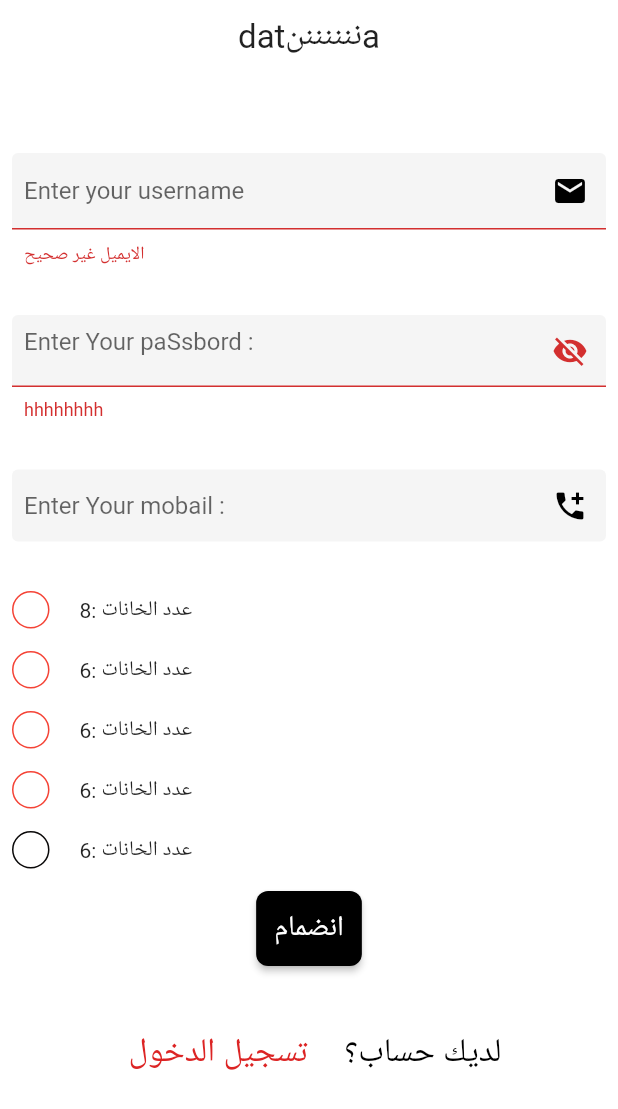
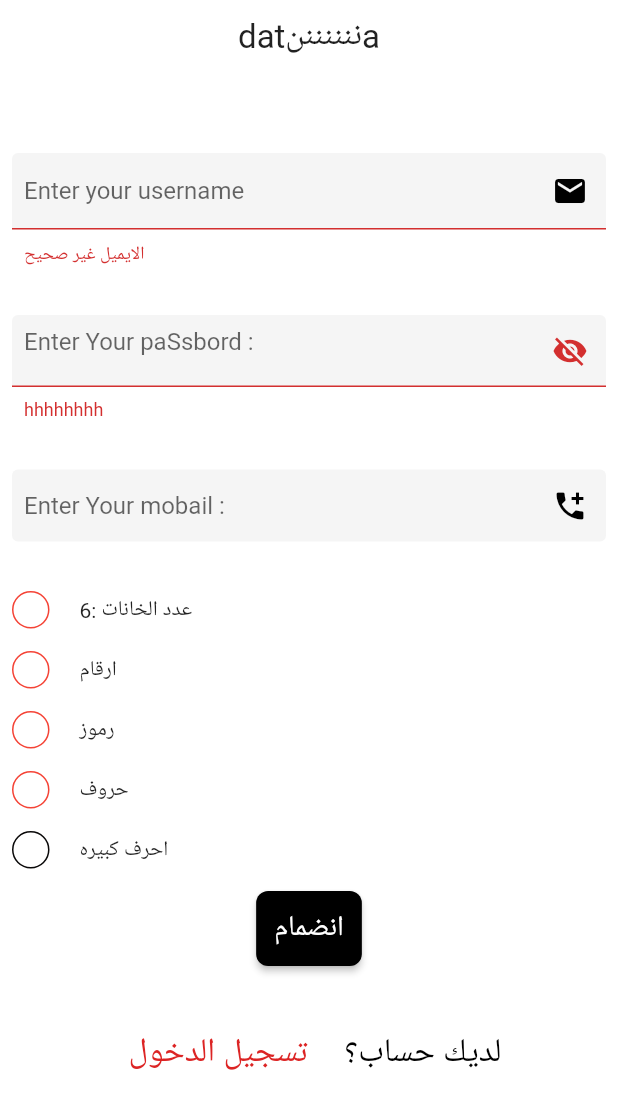
Before and after one commit to fahad3068088/flutter_application_17, a Flutter app: the loggn screen opened directly, after a tap on "تسجيل حساب", after a tap on "انضمام", on a phone screen of 412 x 824 dp. Shown: the top 1109 px of the screen. Run offline on Flutter 3.47's test engine with Material 2 defaults, Android fonts, the phone set to English and light mode, and no system bars; our stand-ins replace firebase_auth, firebase_core; accounts and stored records are empty; network calls fail.

Commit message:
المصادقة

```diff
--- a/lib/sheet/logn.dart
+++ b/lib/sheet/logn.dart
@@ -5,7 +5,7 @@ import 'package:flutter/material.dart';
 import 'package:flutter_application_16/sheet/home.dart';
 import 'package:flutter_application_16/sheet/scinUP.dart';
 
-import '../const/color.dart';
+
 import '../const/conss.dart';
 import 'error.dart';
 
@@ -21,6 +21,10 @@ class _loggnState extends State<loggn> {
   final myController = TextEditingController();
 
   final byController = TextEditingController();
+
+
+
+
 
   rre() async {
     try {
@@ -38,17 +42,23 @@ class _loggnState extends State<loggn> {
       showSnackBar(context, e.toString());
     }
   }
+  void dispose() {
+    // TODO: implement dispose
+    myController.dispose();
+    byController.dispose();
+    super.dispose();
+  }
 
   @override
   Widget build(BuildContext context) {
     return Scaffold(
-      backgroundColor: appbarGreen,
+      backgroundColor: Colors.white,
       body: Padding(
         padding: const EdgeInsets.all(8.0),
         // ignore: prefer_const_literals_to_create_immutables
         child: Column(children: [
           Text(
-            "datتتتتتa",
+            "صفحة تسجيل الدخول",
             style: TextStyle(fontSize: 22),
           ),
           const SizedBox(
@@ -73,8 +83,9 @@ class _loggnState extends State<loggn> {
             height: 33,
           ),
           ElevatedButton(
-            onPressed: () {
-              rre();
+            onPressed: () async {
+              await rre();
+           if (!mounted) return;
             },
             style: ButtonStyle(
               backgroundColor: MaterialStateProperty.all(Colors.black),
--- a/lib/sheet/scinUP.dart
+++ b/lib/sheet/scinUP.dart
@@ -5,6 +5,7 @@ import 'package:flutter/material.dart';
 
 import '../const/color.dart';
 import '../const/conss.dart';
+import 'error.dart';
 import 'logn.dart';
 
 // ignore: camel_case_types
@@ -22,21 +23,36 @@ class _scinUPState extends State<scinUP> {
   bool clk = false;
   bool vbn = true;
 
+ bool hasUppercase = false;
+bool hasDigits = false;
+bool hasLowercase = false;
+bool hasSpecialCharacters = false;
+bool hasMin8Characters = false;
+  changPassord(String passord) {
+    setState(() {
+ hasUppercase = false;
+ hasDigits = false;
+ hasLowercase = false;
+ hasSpecialCharacters = false;
+ hasMin8Characters = false;
 
-
-
- bool ispassord8 =false;
-changPassord(String passord){
-  setState(() {
-    if (passord.contains(RegExp(r'.{6,}'))){
-      ispassord8 =true;
-    }
-  });
-
-
-}
-
-
+      if (passord.contains(RegExp(r'.{6,}'))) {
+        hasMin8Characters = true;
+      }
+       if (passord.contains (RegExp(r'[!@#$%^&*(),.?":{}|<>]'))) {
+        hasSpecialCharacters = true;
+      }
+       if (passord.contains(RegExp(r'[a-z]'))) {
+        hasLowercase = true;
+      }
+       if (passord.contains(RegExp(r'[0-9]'))) {
+        hasDigits = true;
+      }
+       if (passord.contains(RegExp(r'[A-Z]'))) {
+        hasUppercase = true;
+      }
+    });
+  }
 
   red() async {
     setState(() {
@@ -69,6 +85,7 @@ changPassord(String passord){
     byController.dispose();
     super.dispose();
   }
+
 
   @override
   Widget build(BuildContext context) {
@@ -110,7 +127,7 @@ changPassord(String passord){
               ),
               TextFormField(
                 onChanged: (passord) {
-                  changPassord( passord);
+                  changPassord(passord);
                 },
                 validator: (value) {
                   return value!.contains(RegExp(r'(\w+)')) ? null : "hhhhhhhh";
@@ -151,35 +168,14 @@ changPassord(String passord){
                   height: 25,
                   width: 25,
                   decoration: BoxDecoration(
-                      border: Border.all(color: Colors.red),
-                      shape: BoxShape.circle,
-                      color:ispassord8?Colors.green:  Colors.white,),
+                    border: Border.all(color: Colors.red),
+                    shape: BoxShape.circle,
+                    color: hasMin8Characters ? Colors.green : Colors.white,
+                  ),
                   child: Icon(
                     Icons.check,
                     size: 15,
-                    color:  Colors.white,
-                  ),
-                ),
-                SizedBox(
-                  width: 20,
-                ),
-                Text("عدد الخانات :8"),
-              ]),
-              SizedBox(
-                height: 15,
-              ),
-              Row(children: [
-                Container(
-                  height: 25,
-                  width: 25,
-                  decoration: BoxDecoration(
-                      border: Border.all(color: Colors.red),
-                      shape: BoxShape.circle,
-                      color: Colors.white),
-                  child: Icon(
-                    Icons.check,
-                    size: 15,
-                    color:  Colors.white,
+                    color: Colors.white,
                   ),
                 ),
                 SizedBox(
@@ -197,17 +193,17 @@ changPassord(String passord){
                   decoration: BoxDecoration(
                       border: Border.all(color: Colors.red),
                       shape: BoxShape.circle,
-                      color: Colors.white),
+                      color:hasDigits?Colors.green: Colors.white,),
                   child: Icon(
                     Icons.check,
                     size: 15,
-                    color:  Colors.white,
+                    color: Colors.white,
                   ),
                 ),
                 SizedBox(
                   width: 20,
                 ),
-                Text("عدد الخانات :6"),
+                Text("ارقام"),
               ]),
               SizedBox(
                 height: 15,
@@ -219,17 +215,17 @@ changPassord(String passord){
                   decoration: BoxDecoration(
                       border: Border.all(color: Colors.red),
                       shape: BoxShape.circle,
-                      color: Colors.white),
+                      color:hasSpecialCharacters?Colors.green: Colors.white),
                   child: Icon(
                     Icons.check,
                     size: 15,
-                    color:  Colors.white,
+                    color: Colors.white,
                   ),
                 ),
                 SizedBox(
                   width: 20,
                 ),
-                Text("عدد الخانات :6"),
+                Text("رموز"),
               ]),
               SizedBox(
                 height: 15,
@@ -239,10 +235,9 @@ changPassord(String passord){
                   height: 25,
                   width: 25,
                   decoration: BoxDecoration(
-                      border: Border.all(
-                        color: Color.fromARGB(255, 10, 9, 9)),
+                      border: Border.all(color: Colors.red),
                       shape: BoxShape.circle,
-                      color: Colors.white),
+                      color:hasLowercase?Colors.green: Colors.white),
                   child: Icon(
                     Icons.check,
                     size: 15,
@@ -252,15 +247,42 @@ changPassord(String passord){
                 SizedBox(
                   width: 20,
                 ),
-                Text("عدد الخانات :6"),
+                Text("حروف"),
+              ]),
+              SizedBox(
+                height: 15,
+              ),
+              Row(children: [
+                Container(
+                  height: 25,
+                  width: 25,
+                  decoration: BoxDecoration(
+                      border: Border.all(color: Color.fromARGB(255, 10, 9, 9)),
+                      shape: BoxShape.circle,
+                      color:hasUppercase? Colors.green: Colors.white),
+                  child: Icon(
+                    Icons.check,
+                    size: 15,
+                    color: Colors.white,
+                  ),
+                ),
+                SizedBox(
+                  width: 20,
+                ),
+                Text("احرف كبيره"),
               ]),
               SizedBox(
                 height: 15,
               ),
               ElevatedButton(
-                onPressed: () {
+                onPressed: ()async {
                   if (fff.currentState!.validate()) {
-                    red();
+                  await  red();
+                    if (!mounted) return;
+                     Navigator.pushReplacement(
+                        context,
+                        MaterialPageRoute(builder: (context) =>  loggn()),
+                      );
                   } else {
                     print("خطاء ما");
                   }
```
Also changed, not shown: lib/main.dart (+13 -2 lines), 1 other file.
